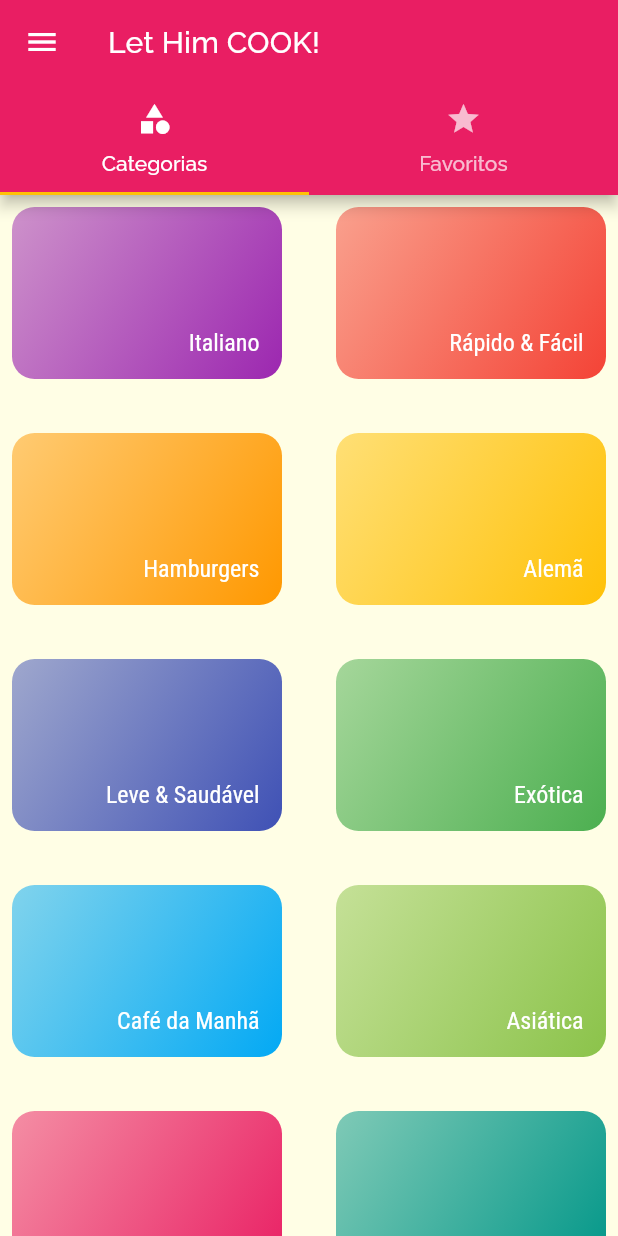
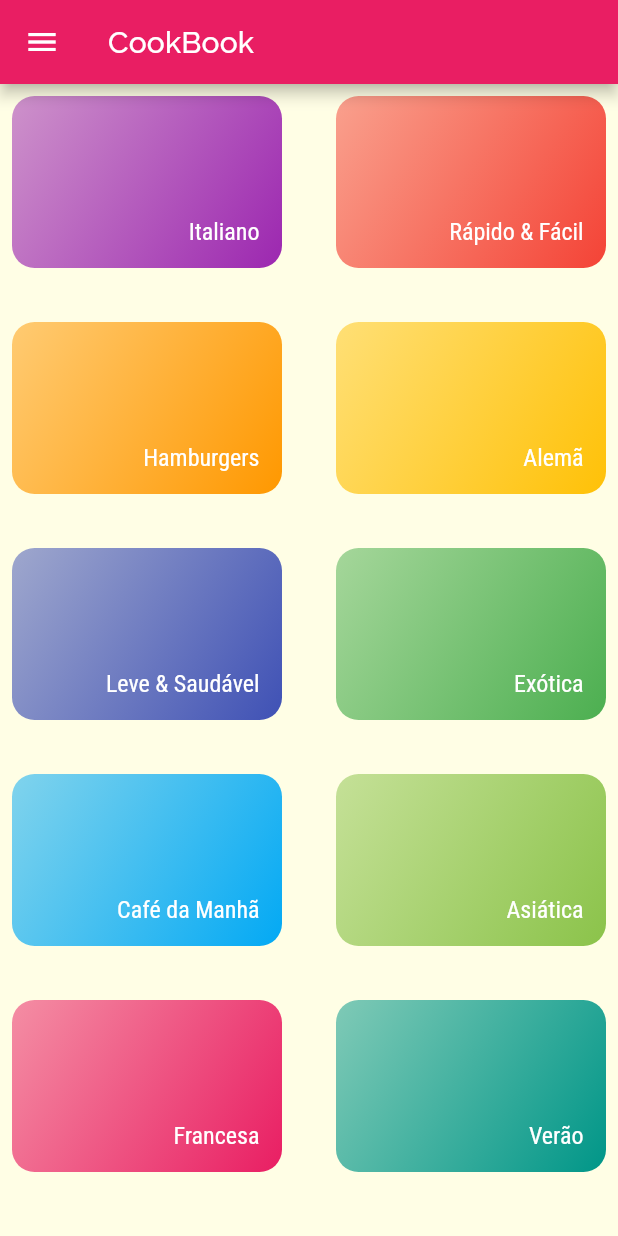
Before and after one commit to annarafafo/cookbook, a Flutter app: the screen it shows after launch, on a phone screen of 412 x 824 dp. Run offline on Flutter 3.47's test engine with Material 2 defaults, Android fonts, the phone set to English and light mode, and no system bars; our stand-ins replace google_fonts.

Commit message:
fix run error

```diff
--- a/lib/main.dart
+++ b/lib/main.dart
@@ -22,8 +22,6 @@ class MyApp extends StatefulWidget {
 
 class _MyAppState extends State<MyApp> {
   List<Meal> _availableMeals = dummyMeals;
-  List<Meal> _favoriteMeals = dummyMeals;
-
   Settings settings = Settings();
 
   void _setConfigurations(Settings settings) {
--- a/lib/screens/tabs_screen.dart
+++ b/lib/screens/tabs_screen.dart
@@ -1,6 +1,5 @@
 import 'package:flutter/material.dart';
 import 'package:lethimcook/screens/categories_screen.dart';
-import 'package:lethimcook/screens/favorite_meals_screen.dart';
 
 import '../components/main_drawer.dart';
 
@@ -9,22 +8,13 @@ class TabsScreen extends StatelessWidget {
 
   @override
   Widget build(BuildContext context) {
-    return DefaultTabController(
-      length: 2,
-      child: Scaffold(
-        appBar: AppBar(
-          title: Text('Let Him COOK!',
-              style: Theme.of(context).textTheme.titleSmall),
-          bottom:TabBar(tabs: const [
-            Tab(icon: Icon(Icons.category), text: 'Categorias'),
-            Tab(icon: Icon(Icons.star), text: 'Favoritos')
-          ],
-          indicatorColor: Theme.of(context).colorScheme.secondary,
-          ),
-        ),
-        drawer: const MainDrawer(),
-        body: const TabBarView(children: [CategoriesScreen(), FavoriteMeals()]),
+    return Scaffold(
+      appBar: AppBar(
+        title: Text('CookBook',
+            style: Theme.of(context).textTheme.titleSmall),
       ),
+      drawer: const MainDrawer(),
+      body: const CategoriesScreen(),
     );
   }
 }
```
Also changed, not shown: pubspec.lock.
